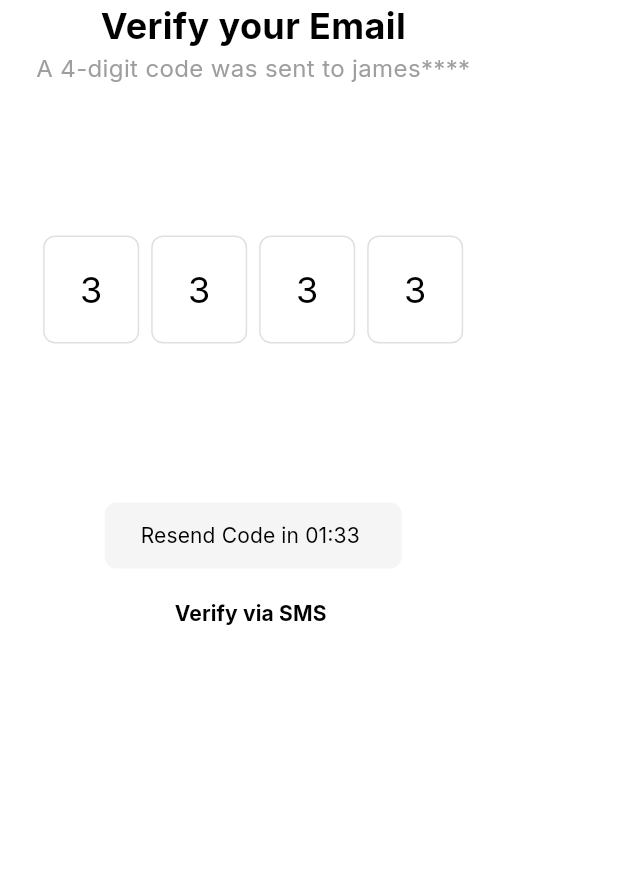
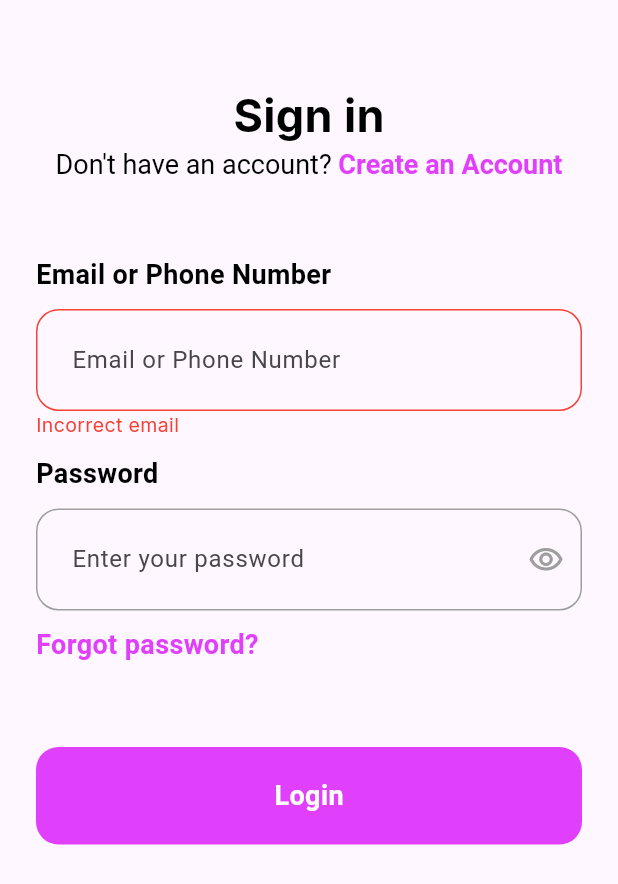
Before and after one commit to TechSis05/pch_app, a Flutter app: the screen it shows after launch, on a phone screen of 412 x 824 dp. Shown: the top 884 px of the screen. Run offline on Flutter 3.47's test engine with Material 3 defaults, Android fonts, the phone set to English and light mode, and no system bars; drawn by our look-alikes of pinput; our stand-ins replace google_fonts.

Commit message:
Implemented all screens

```diff
--- a/lib/EmailVerification.dart
+++ b/lib/EmailVerification.dart
@@ -1,18 +1,15 @@
-import 'dart:ffi';
-
 import 'package:flutter/material.dart';
 import 'package:google_fonts/google_fonts.dart';
 import 'package:pinput/pinput.dart';
 
 class EmailVerification extends StatefulWidget {
-  const EmailVerification ({super.key});
+  const EmailVerification({super.key});
 
   @override
   State<StatefulWidget> createState() => _EmailVerification();
 }
 
-class _EmailVerification extends State<EmailVerification>{
-
+class _EmailVerification extends State<EmailVerification> {
   TextEditingController _dummyOtp = TextEditingController(text: '3333');
 
   @override
@@ -23,76 +20,111 @@ class _EmailVerification extends State<EmailVerification>{
 
   @override
   Widget build(BuildContext context) {
-
-    final defaultPinTheme = PinTheme(width: 64,
+    final defaultPinTheme = PinTheme(
+      width: 64,
       height: 72,
       textStyle: GoogleFonts.inter(
-        color: Colors.black, fontSize: 24,
-        fontWeight: FontWeight.normal
+        color: Colors.black,
+        fontSize: 24,
+        fontWeight: FontWeight.normal,
       ),
-      decoration: BoxDecoration(border: Border.all(color: Colors.grey.shade300),
-      borderRadius: BorderRadius.circular(8)),
-
+      decoration: BoxDecoration(
+        border: Border.all(color: Colors.grey.shade300),
+        borderRadius: BorderRadius.circular(8),
+      ),
     );
 
     return Scaffold(
       backgroundColor: Colors.white,
       body: SafeArea(
+        child: Padding(
+          padding: EdgeInsets.symmetric(horizontal: 24),
           child: SingleChildScrollView(
-            child: Padding(padding: EdgeInsetsGeometry.symmetric(horizontal: 24.0),
             child: Column(
-                mainAxisAlignment: MainAxisAlignment.center,
-              crossAxisAlignment: CrossAxisAlignment.center,
+              crossAxisAlignment: CrossAxisAlignment.start,
               children: [
-                // SizedBox(height: 94),
-                Text("Verify your Email", style:
-                GoogleFonts.inter(
-                    color: Colors.black, fontSize: 24,
-                    fontWeight: FontWeight.bold)),
-
-                Text("A 4-digit code was sent to james****", style: GoogleFonts.inter(
-                    color: Colors.grey
-                    , fontSize: 16, fontStyle: FontStyle.normal,
-                    fontWeight: FontWeight.normal)
+                SizedBox(height: 56),
+                Center(
+                  child: Text(
+                    "Verify your Email",
+                    style: GoogleFonts.inter(
+                      color: Colors.black,
+                      fontSize: 24,
+                      fontWeight: FontWeight.bold,
                     ),
-                SizedBox(height: 100),
-
-                Pinput(length: 4, controller: _dummyOtp,defaultPinTheme: defaultPinTheme,
+                  ),
+                ),
+                Center(
+                  child: Text(
+                    "A 4-digit code was sent to james****",
+                    style: GoogleFonts.inter(
+                      color: Colors.grey,
+                      fontSize: 16,
+                      fontStyle: FontStyle.normal,
+                      fontWeight: FontWeight.normal,
+                    ),
+                  ),
+                ),
+                SizedBox(height: 55),
+                Center(
+                  child: Pinput(
+                    length: 4,
+                    controller: _dummyOtp,
+                    defaultPinTheme: defaultPinTheme,
                     focusedPinTheme: defaultPinTheme.copyWith(
                       decoration: defaultPinTheme.decoration!.copyWith(
-                          border: Border.all(color: Colors.black, width: 1.5)
-                      )
+                        border: Border.all(color: Colors.black, width: 1.5),
+                      ),
                     ),
                     submittedPinTheme: defaultPinTheme,
                     onCompleted: (pin) => print("Entered PIN: $pin"),
                   ),
-                SizedBox(height: 104),
+                ),
+                SizedBox(height: 30),
 
-                TextButton(onPressed: () {
-                },
-                  style: TextButton.styleFrom(backgroundColor: Colors.grey.shade100,
-                      padding: EdgeInsetsGeometry.symmetric(horizontal: 24, vertical: 12),
-                      shape: RoundedRectangleBorder(borderRadius: BorderRadius.circular(8)
-                      )
+                Center(
+                  child: TextButton(
+                    onPressed: () {},
+                    style: TextButton.styleFrom(
+                      backgroundColor: Colors.grey.shade100,
+                      padding: EdgeInsetsGeometry.symmetric(
+                        horizontal: 24,
+                        vertical: 12,
                       ),
-                  child: Text("Resend Code in 01:33 ", style: GoogleFonts.inter(
-                      color: Colors.black, fontSize: 14, fontWeight: FontWeight.normal)
+                      shape: RoundedRectangleBorder(
+                        borderRadius: BorderRadius.circular(8),
+                      ),
+                    ),
+                    child: Text(
+                      "Resend Code in 01:33 ",
+                      style: GoogleFonts.inter(
+                        color: Colors.black,
+                        fontSize: 14,
+                        fontWeight: FontWeight.normal,
+                      ),
+                    ),
                   ),
                 ),
                 SizedBox(height: 4),
 
-                TextButton(onPressed: () {
-                },
-                  child: Text("Verify via SMS ", style: GoogleFonts.inter(
-                      color: Colors.black, fontSize: 14, fontWeight: FontWeight.bold)
+                Center(
+                  child: TextButton(
+                    onPressed: () {},
+                    child: Text(
+                      "Verify via SMS ",
+                      style: GoogleFonts.inter(
+                        color: Colors.black,
+                        fontSize: 14,
+                        fontWeight: FontWeight.bold,
+                      ),
+                    ),
                   ),
                 ),
               ],
             ),
           ),
         ),
-        )
+      ),
     );
   }
-
 }
--- /dev/null
+++ b/lib/LoginFail.dart
@@ -0,0 +1,136 @@
+import 'package:flutter/material.dart';
+import 'package:google_fonts/google_fonts.dart';
+
+class LoginFail extends StatefulWidget{
+  const LoginFail ({super.key});
+
+  @override
+  State<LoginFail> createState() => _LoginFailState();
+
+}
+
+
+class _LoginFailState extends State<LoginFail> {
+  @override
+  Widget build(BuildContext context) {
+    return Scaffold(
+      body: SafeArea(
+          child: Padding(padding: EdgeInsets.symmetric(
+              horizontal: 24),
+            child: SingleChildScrollView(
+              child: Column(
+                crossAxisAlignment: CrossAxisAlignment.start,
+                children: [
+                  SizedBox(height: 56,),
+                  Center(
+                      child: Text('Sign in', style: GoogleFonts.inter(
+                          color: Colors.black, fontSize: 30, fontWeight: FontWeight.bold
+                      ),
+                      )
+                  ),
+                  Center(
+                    child: RichText(
+                      text: TextSpan(
+                        style: TextStyle(
+                          fontSize: 18, color: Colors.black,
+                        ),
+                        children: [
+                          TextSpan(
+                            text: "Don't have an account?",
+                          ),
+                          TextSpan(
+                              text: " Create an Account", style: TextStyle(
+                            color: Colors.purpleAccent, fontWeight: FontWeight.bold,
+                          )
+                          ),
+                        ],
+                      ),
+                    ),
+                  ),
+                  SizedBox(height: 50,),
+                  Text("Email or Phone Number", style: TextStyle(
+                    color: Colors.black, fontSize: 18, fontWeight: FontWeight.bold,
+                  ),),
+                  SizedBox(height: 10,),
+                  //Email or Phone Number field
+                  TextField(
+                    decoration: InputDecoration(
+                      hintText: "Email or Phone Number",
+                      contentPadding: EdgeInsets.symmetric(
+                        horizontal: 20, vertical: 22,
+                      ),
+                      enabledBorder: OutlineInputBorder(
+                        borderRadius: BorderRadius.circular(15),
+                        borderSide: BorderSide(color: Colors.red),
+                      ),
+                      focusedBorder: OutlineInputBorder(
+                        borderRadius: BorderRadius.circular(15),
+                        borderSide: BorderSide(color: Colors.purpleAccent,
+                          width: 2,),
+                      ),
+                    ),
+                  ),
+                  Text("Incorrect email",
+                      style: GoogleFonts.inter(
+                          color:  Colors.red, fontSize: 13, fontWeight: FontWeight.normal)
+                  ),
+
+                  SizedBox(height: 10,),
+                  Text('Password', style: TextStyle(color: Colors.black,
+                      fontSize: 18, fontWeight: FontWeight.bold
+                  ),),
+                  SizedBox(height: 10,),
+                  //Password Field
+                  TextField(
+                    obscureText: true,
+                    decoration: InputDecoration(
+                      hintText: 'Enter your password',
+                      contentPadding: EdgeInsets.symmetric(
+                        horizontal: 20, vertical: 22,
+                      ),
+                      suffixIcon: Icon(
+                        Icons.visibility_outlined, color:
+                      Colors.grey,
+                      ),
+                      enabledBorder: OutlineInputBorder(
+                        borderRadius: BorderRadius.circular(15),
+                        borderSide: BorderSide(color: Colors.grey),
+                      ),
+                      focusedBorder: OutlineInputBorder(
+                        borderRadius: BorderRadius.circular(15),
+                        borderSide: BorderSide(color: Colors.purpleAccent,
+                          width: 2,),
+
+                      ),
+                    ),
+
+                  ),
+                  SizedBox(height: 10,),
+                  Text('Forgot password?', style: TextStyle(
+                      color: Colors.purpleAccent,
+                      fontSize: 18, fontWeight: FontWeight.bold
+                  ),),
+                  SizedBox(height: 55,),
+                  //Login Button
+                  Container(
+                    width: double.infinity, height: 65,
+                    decoration: BoxDecoration(
+                      color: Colors.purpleAccent,
+                      borderRadius: BorderRadius.circular(15),
+                    ),
+                    alignment: Alignment.center,
+                    child: Text('Login', style: TextStyle(color: Colors.white,
+                        fontSize: 18, fontWeight: FontWeight.bold),),
+                  )
+                ],
+              ),
+            ),
+
+          )
+
+      ),
+
+    );
+  }
+
+}
--- a/lib/main.dart
+++ b/lib/main.dart
@@ -1,5 +1,8 @@
 import 'package:flutter/material.dart';
 import 'package:google_fonts/google_fonts.dart';
+import 'package:pch_app/CreateAccount.dart';
+import 'package:pch_app/Login.dart';
+import 'package:pch_app/LoginFail.dart';
 import 'package:pch_app/Screen_A.dart';
 import 'package:pch_app/Screen_B.dart';
 import 'package:pch_app/Screen_C.dart';
@@ -9,7 +12,7 @@ import 'EmailVerification.dart';
 
 void main() {
   runApp(MaterialApp(
-    home: EmailVerification(),
+    home: LoginFail(),
     debugShowCheckedModeBanner: false,
   ));
 }
```
Also changed, not shown: lib/CreateAccount.dart (added, +166 -0 lines), lib/Login.dart (+111 -0 lines), lib/VerificationLoading.dart (+23 -16 lines). Lines whose indentation alone changed are shown as unchanged.
